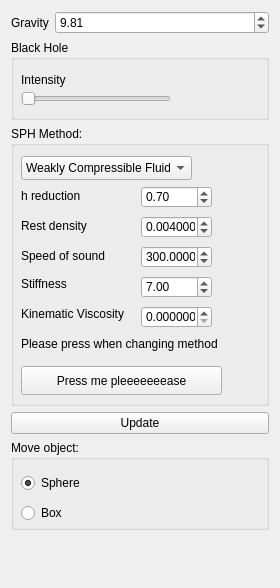
Old version of the form forms/widgetsph_watercube.ui in the repository locoxsoco/computer-animation-simulation.
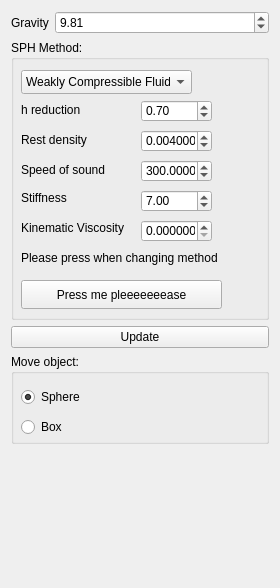
New version of the form.

```diff
--- a/forms/widgetsph_watercube.ui
+++ b/forms/widgetsph_watercube.ui
@@ -35,100 +35,6 @@
     </widget>
    </item>
    <item row="1" column="0" colspan="2">
-    <widget class="QGroupBox" name="groupBox">
-     <property name="minimumSize">
-      <size>
-       <width>0</width>
-       <height>80</height>
-      </size>
-     </property>
-     <property name="title">
-      <string>Black Hole</string>
-     </property>
-     <widget class="QSlider" name="horizontalSlider">
-      <property name="geometry">
-       <rect>
-        <x>10</x>
-        <y>50</y>
-        <width>150</width>
-        <height>18</height>
-       </rect>
-      </property>
-      <property name="maximumSize">
-       <size>
-        <width>150</width>
-        <height>16777215</height>
-       </size>
-      </property>
-      <property name="orientation">
-       <enum>Qt::Horizontal</enum>
-      </property>
-     </widget>
-     <widget class="QLabel" name="label_2">
-      <property name="geometry">
-       <rect>
-        <x>10</x>
-        <y>30</y>
-        <width>63</width>
-        <height>20</height>
-       </rect>
-      </property>
-      <property name="text">
-       <string>Intensity</string>
-      </property>
-     </widget>
-    </widget>
-   </item>
-   <item row="3" column="0" colspan="2">
-    <widget class="QPushButton" name="btnUpdate">
-     <property name="text">
-      <string>Update</string>
-     </property>
-    </widget>
-   </item>
-   <item row="4" column="0" colspan="2">
-    <widget class="QGroupBox" name="groupBox_2">
-     <property name="minimumSize">
-      <size>
-       <width>0</width>
-       <height>90</height>
-      </size>
-     </property>
-     <property name="title">
-      <string>Move object:</string>
-     </property>
-     <widget class="QRadioButton" name="radioButton">
-      <property name="geometry">
-       <rect>
-        <x>10</x>
-        <y>30</y>
-        <width>112</width>
-        <height>26</height>
-       </rect>
-      </property>
-      <property name="text">
-       <string>Sphere</string>
-      </property>
-      <property name="checked">
-       <bool>true</bool>
-      </property>
-     </widget>
-     <widget class="QRadioButton" name="radioButton_2">
-      <property name="geometry">
-       <rect>
-        <x>10</x>
-        <y>60</y>
-        <width>112</width>
-        <height>26</height>
-       </rect>
-      </property>
-      <property name="text">
-       <string>Box</string>
-      </property>
-     </widget>
-    </widget>
-   </item>
-   <item row="2" column="0" colspan="2">
     <widget class="QGroupBox" name="groupBox_3">
      <property name="minimumSize">
       <size>
@@ -355,6 +261,55 @@
      </widget>
     </widget>
    </item>
+   <item row="2" column="0" colspan="2">
+    <widget class="QPushButton" name="btnUpdate">
+     <property name="text">
+      <string>Update</string>
+     </property>
+    </widget>
+   </item>
+   <item row="3" column="0" colspan="2">
+    <widget class="QGroupBox" name="groupBox_2">
+     <property name="minimumSize">
+      <size>
+       <width>0</width>
+       <height>90</height>
+      </size>
+     </property>
+     <property name="title">
+      <string>Move object:</string>
+     </property>
+     <widget class="QRadioButton" name="radioButton">
+      <property name="geometry">
+       <rect>
+        <x>10</x>
+        <y>30</y>
+        <width>112</width>
+        <height>26</height>
+       </rect>
+      </property>
+      <property name="text">
+       <string>Sphere</string>
+      </property>
+      <property name="checked">
+       <bool>true</bool>
+      </property>
+     </widget>
+     <widget class="QRadioButton" name="radioButton_2">
+      <property name="geometry">
+       <rect>
+        <x>10</x>
+        <y>60</y>
+        <width>112</width>
+        <height>26</height>
+       </rect>
+      </property>
+      <property name="text">
+       <string>Box</string>
+      </property>
+     </widget>
+    </widget>
+   </item>
   </layout>
  </widget>
  <resources/>
```
